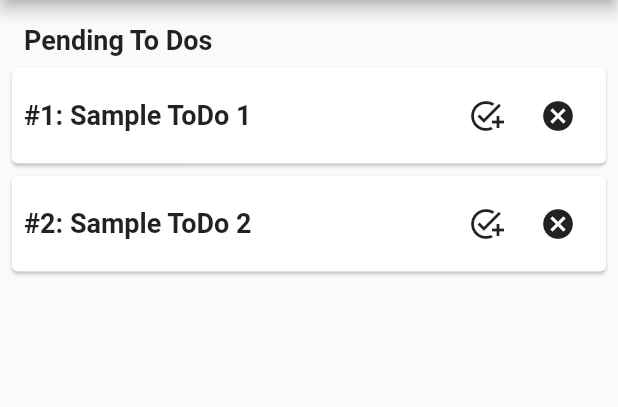
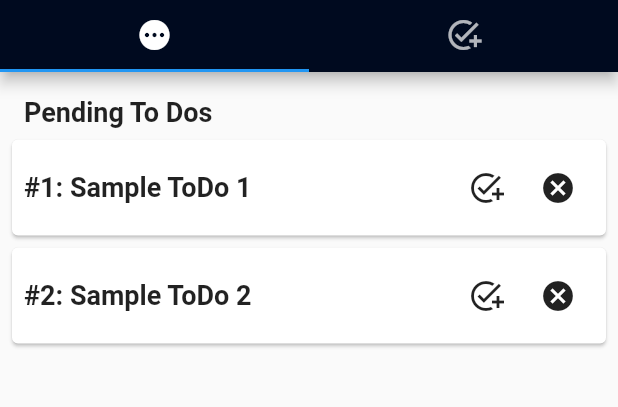
Before and after one commit to lukaprogramer96/bloc, a Flutter app: the screen it shows after launch, on a phone screen of 412 x 824 dp, the part 84-491 px from its top. Run offline on Flutter 3.47's test engine with Material 2 defaults, Android fonts, the phone set to English and light mode, and no system bars; our stand-ins replace bloc, equatable, flutter_bloc.

Commit message:
completed project

```diff
--- /dev/null
+++ b/lib/blocs/todos_filter/todos_filter_bloc.dart
@@ -0,0 +1,69 @@
+import 'dart:async';
+
+// ignore: depend_on_referenced_packages
+import 'package:bloc/bloc.dart';
+import 'package:equatable/equatable.dart';
+
+import '../../models/todos_filter_model.dart';
+import '../../models/todos_model.dart';
+import '../todos/todos_bloc.dart';
+
+part 'todos_filter_event.dart';
+part 'todos_filter_state.dart';
+
+class TodosFilterBloc extends Bloc<TodosFilterEvent, TodosFilterState> {
+  final TodosBloc _todosBloc;
+  // ignore: unused_field
+  late StreamSubscription _todosSubscription;
+
+  TodosFilterBloc({required TodosBloc todosBloc})
+      : _todosBloc = todosBloc,
+        super(TodosFilterLoading()) {
+    on<UpdateFilter>(_onUpdateFilter);
+    on<UpdateTodos>(_onUpdateTodos);
+
+    _todosSubscription = todosBloc.stream.listen((state) {
+      add(
+        const UpdateFilter(),
+      );
+    });
+  }
+
+  void _onUpdateFilter(UpdateFilter event, Emitter<TodosFilterState> emit) {
+    if (state is TodosFilterLoading) {
+      add(
+        const UpdateTodos(todosFilter: TodosFilter.pending),
+      );
+    }
+
+    if (state is TodosFilterLoaded) {
+      final state = this.state as TodosFilterLoaded;
+
+      add(
+        UpdateTodos(todosFilter: state.todosFilter),
+      );
+    }
+  }
+
+  void _onUpdateTodos(UpdateTodos event, Emitter<TodosFilterState> emit) {
+    final state = _todosBloc.state;
+
+    if (state is TodosLoaded) {
+      // ignore: unused_local_variable
+      List<Todo> todos = state.todos.where((todo) {
+        switch (event.todosFilter) {
+          case TodosFilter.all:
+            return true;
+          case TodosFilter.completed:
+            return todo.isCompleted!;
+          case TodosFilter.cancelled:
+            return todo.isCancelled!;
+          case TodosFilter.pending:
+            return !(todo.isCancelled! || todo.isCompleted!);
+        }
+      }).toList();
+      emit(TodosFilterLoaded(
+          filteredTodos: todos, todosFilter: event.todosFilter));
+    }
+  }
+}
--- /dev/null
+++ b/lib/blocs/todos_filter/todos_filter_event.dart
@@ -0,0 +1,22 @@
+part of 'todos_filter_bloc.dart';
+
+abstract class TodosFilterEvent extends Equatable {
+  const TodosFilterEvent();
+
+  @override
+  List<Object> get props => [];
+}
+
+class UpdateFilter extends TodosFilterEvent {
+  const UpdateFilter();
+  @override
+  List<Object> get props => [];
+}
+
+class UpdateTodos extends TodosFilterEvent {
+  final TodosFilter todosFilter;
+
+  const UpdateTodos({this.todosFilter = TodosFilter.all});
+  @override
+  List<Object> get props => [todosFilter];
+}
--- /dev/null
+++ b/lib/blocs/todos_filter/todos_filter_state.dart
@@ -0,0 +1,24 @@
+part of 'todos_filter_bloc.dart';
+
+abstract class TodosFilterState extends Equatable {
+  const TodosFilterState();
+
+  @override
+  List<Object> get props => [];
+}
+
+class TodosFilterLoading extends TodosFilterState {}
+
+class TodosFilterLoaded extends TodosFilterState {
+  final List<Todo> filteredTodos;
+  final TodosFilter todosFilter;
+
+  const TodosFilterLoaded(
+      {required this.filteredTodos, this.todosFilter = TodosFilter.all});
+
+  @override
+  List<Object> get props => [
+        filteredTodos,
+        todosFilter,
+      ];
+}
--- a/lib/main.dart
+++ b/lib/main.dart
@@ -7,7 +7,9 @@ import 'package:flutter_bloc/flutter_bloc.dart';
 import 'package:todo_bloc/blocs/todos/todos_bloc.dart';
 
 import 'blocs/blocs.dart';
+import 'blocs/todos_filter/todos_filter_bloc.dart';
 import 'models/models.dart';
+import 'models/todos_model.dart';
 import 'screens/home_screen.dart';
 import 'screens/screens.dart';
 
@@ -23,7 +25,26 @@ class MyApp extends StatelessWidget {
     return MultiBlocProvider(
       providers: [
         BlocProvider(
-          create: (context) => TodosBloc()..add(const LoadTodos()),
+          create: (context) => TodosBloc()
+            ..add(
+              LoadTodos(todos: [
+                Todo(
+                  id: 1,
+                  task: 'Sample ToDo 1',
+                  description: 'This is a test To Do',
+                ),
+                Todo(
+                  id: 2,
+                  task: 'Sample ToDo 2',
+                  description: 'This is a Ttest To Do',
+                ),
+              ]),
+            ),
+        ),
+        BlocProvider(
+          create: (context) => TodosFilterBloc(
+            todosBloc: BlocProvider.of<TodosBloc>(context),
+          ),
         ),
       ],
       child: MaterialApp(
--- /dev/null
+++ b/lib/models/todos_filter_model.dart
@@ -0,0 +1 @@
+enum TodosFilter { all, completed, cancelled, pending }
--- a/lib/models/todos_model.dart
+++ b/lib/models/todos_model.dart
@@ -3,14 +3,14 @@
 import 'package:equatable/equatable.dart';
 
 class Todo extends Equatable {
-  final String id;
+  int id;
   final String task;
   final String description;
   bool? isCompleted;
   bool? isCancelled;
 
   Todo(
-      {required this.id,
+      {this.id = 0,
       required this.task,
       required this.description,
       this.isCancelled,
@@ -20,7 +20,7 @@ class Todo extends Equatable {
   }
 
   Todo copyWith({
-    String? id,
+    int? id,
     String? task,
     String? description,
     bool? isCompleted,
@@ -46,12 +46,12 @@ class Todo extends Equatable {
 
   static List<Todo> todos = [
     Todo(
-      id: '1',
+      id: 1,
       task: 'Sample ToDo 1',
       description: 'This is a test To Do',
     ),
     Todo(
-      id: '2',
+      id: 2,
       task: 'Sample ToDo 2',
       description: 'This is a Ttest To Do',
     ),
--- a/lib/screens/home_screen.dart
+++ b/lib/screens/home_screen.dart
@@ -4,6 +4,8 @@ import 'package:flutter/material.dart';
 import 'package:flutter_bloc/flutter_bloc.dart';
 import 'package:todo_bloc/blocs/todos/todos_bloc.dart';
 
+import '../blocs/todos_filter/todos_filter_bloc.dart';
+import '../models/todos_filter_model.dart';
 import '../models/todos_model.dart';
 import '/models/models.dart';
 import '/screens/screens.dart';
@@ -15,7 +17,9 @@ class HomeScreen extends StatelessWidget {
 
   @override
   Widget build(BuildContext context) {
-    return Scaffold(
+    return DefaultTabController(
+      length: 2,
+      child: Scaffold(
           appBar: AppBar(
             title: const Text('BLoC Pattern: To Dos'),
             actions: [
@@ -29,14 +33,67 @@ class HomeScreen extends StatelessWidget {
                   );
                 },
                 icon: const Icon(Icons.add),
+              ),
+            ],
+            bottom: TabBar(
+              onTap: (tabIndex) {
+                switch (tabIndex) {
+                  case 0:
+                    BlocProvider.of<TodosFilterBloc>(context).add(
+                      UpdateTodos(
+                        todosFilter: TodosFilter.pending,
+                      ),
+                    );
+                    break;
+                  case 1:
+                    BlocProvider.of<TodosFilterBloc>(context).add(
+                      UpdateTodos(
+                        todosFilter: TodosFilter.completed,
+                      ),
+                    );
+                    break;
+                }
+              },
+              tabs: const [
+                Tab(
+                  icon: Icon(
+                    Icons.pending,
+                  ),
+                ),
+                Tab(
+                  icon: Icon(
+                    Icons.add_task,
+                  ),
                 )
               ],
             ),
-      body: BlocBuilder<TodosBloc, TodosState>(
+          ),
+          body: TabBarView(
+            children: [
+              _todos('Pending To Dos'),
+              _todos('Completed To Dos'),
+            ],
+          )),
+    );
+  }
+
+  BlocConsumer<TodosFilterBloc, TodosFilterState> _todos(String title) {
+    return BlocConsumer<TodosFilterBloc, TodosFilterState>(
+      listener: (context, state) {
+        if (state is TodosFilterLoaded) {
+          ScaffoldMessenger.of(context).showSnackBar(
+            SnackBar(
+              content: Text(
+                  'There are ${state.filteredTodos.length} To Dos in your ${state.todosFilter.toString().split('.').last} list.'),
+            ),
+          );
+        }
+      },
       builder: (context, state) {
-          if (state is TodosLoading) {
+        if (state is TodosFilterLoading) {
           return const CircularProgressIndicator();
         }
+        if (state is TodosFilterLoaded) {
           return Padding(
             padding: const EdgeInsets.all(8.0),
             child: Column(
@@ -44,9 +101,9 @@ class HomeScreen extends StatelessWidget {
               children: [
                 Container(
                   padding: const EdgeInsets.all(8.0),
-                  child: const Text(
-                    'Pending To Dos',
-                    style: TextStyle(
+                  child: Text(
+                    title,
+                    style: const TextStyle(
                       fontSize: 18,
                       fontWeight: FontWeight.bold,
                     ),
@@ -54,20 +111,22 @@ class HomeScreen extends StatelessWidget {
                 ),
                 ListView.builder(
                   shrinkWrap: true,
-                  itemCount: Todo.todos.length,
+                  itemCount: state.filteredTodos.length,
                   itemBuilder: (BuildContext context, int index) {
-                    return _todoCard(Todo.todos[index]);
+                    return _todoCard(context, state.filteredTodos[index]);
                   },
-                )
+                ),
               ],
             ),
           );
+        } else {
+          return const Text('Something went wrong');
+        }
       },
-      ),
     );
   }
 
-  Card _todoCard(Todo todo) {
+  Card _todoCard(BuildContext context, Todo todo) {
     return Card(
       margin: const EdgeInsets.only(bottom: 8.0),
       child: Padding(
@@ -85,11 +144,21 @@ class HomeScreen extends StatelessWidget {
             Row(
               children: [
                 IconButton(
-                  onPressed: () {},
+                  onPressed: () {
+                    context.read<TodosBloc>().add(
+                          UpdateTodo(
+                            todo: todo.copyWith(isCompleted: true),
+                          ),
+                        );
+                  },
                   icon: const Icon(Icons.add_task),
                 ),
                 IconButton(
-                  onPressed: () {},
+                  onPressed: () {
+                    context.read<TodosBloc>().add(
+                          DeleteTodo(todo: todo),
+                        );
+                  },
                   icon: const Icon(Icons.cancel),
                 )
               ],
```
Also changed, not shown: lib/blocs/todos/todos_bloc.dart (+40 -4 lines), lib/screens/add_todo_screen.dart (+22 -4 lines), pubspec.lock. Lines whose indentation alone changed are shown as unchanged.
